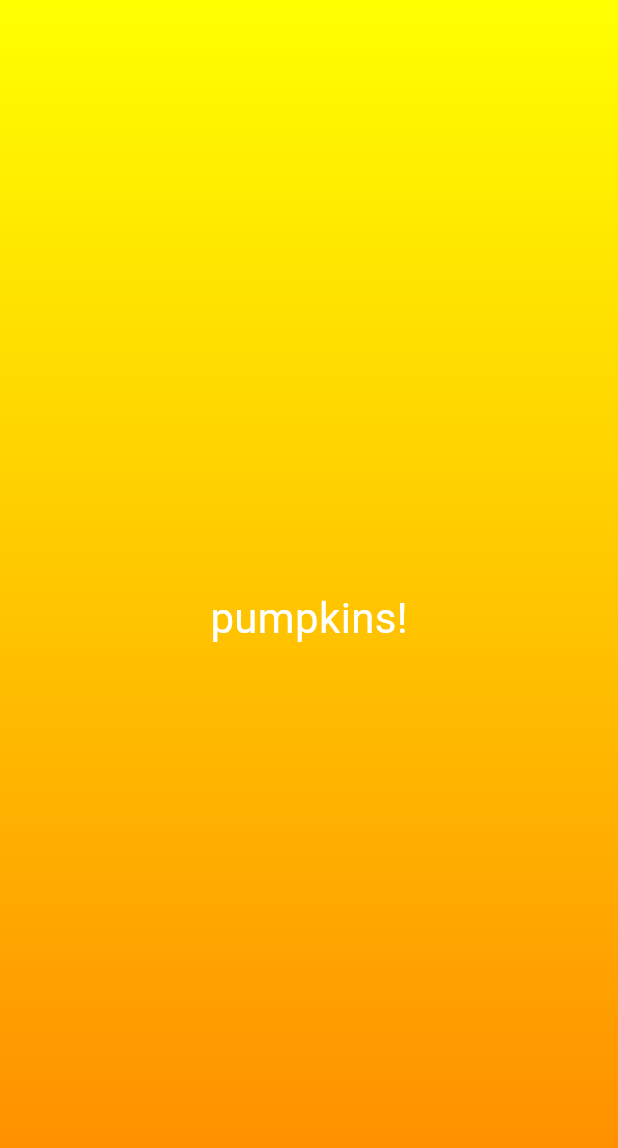
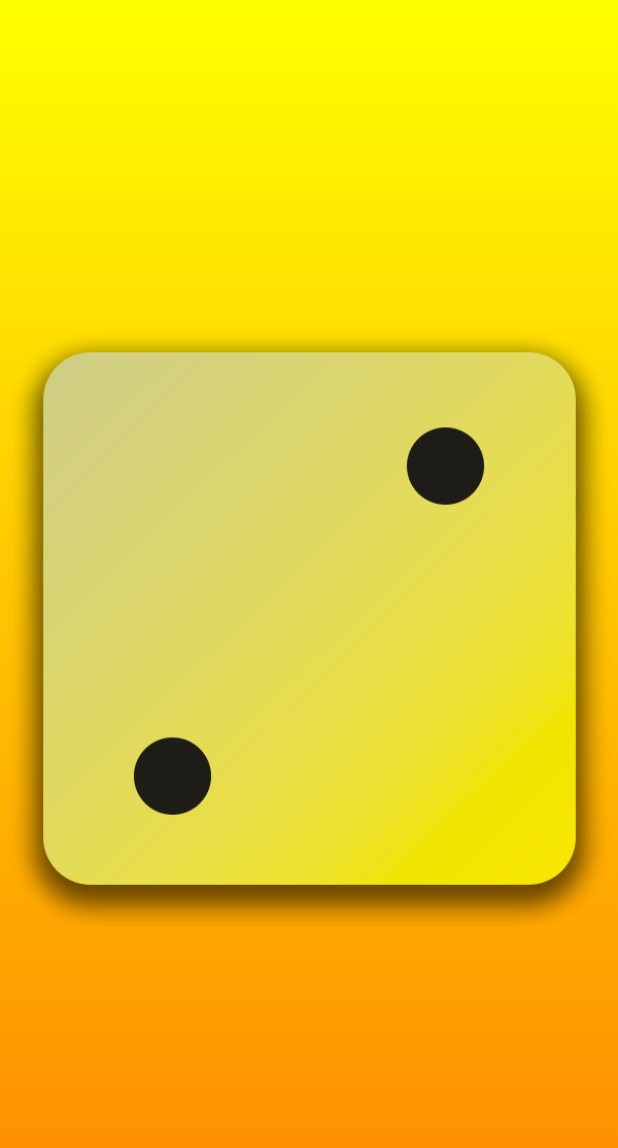
Before and after one commit to Zarf-42/flutter-course-lab, a Flutter app: the screen it shows after launch, on a phone screen of 412 x 824 dp. Shown: the top 1148 px of the screen. Run offline on Flutter 3.47's test engine with Material 3 defaults, Android fonts, the phone set to English and light mode, and no system bars.

Commit message:
Adding dice images

```diff
--- a/dice_roller/lib/gradient_container.dart
+++ b/dice_roller/lib/gradient_container.dart
@@ -1,24 +1,27 @@
 import 'package:flutter/material.dart';
-import 'package:dice_roller/styled_text.dart';
+//import 'package:dice_roller/styled_text.dart';
+
+const startAlignment = Alignment.topCenter;
+const endAlignment = Alignment.bottomCenter;
 
 class GradientContainer extends StatelessWidget {
-  const GradientContainer({super.key});
+  const GradientContainer(this.color1, this.color2, {super.key});
+
+  final Color color1;
+  final Color color2;
 
   @override
   Widget build(context) {
     return Container(
-      decoration: const BoxDecoration(
+      decoration: BoxDecoration(
         gradient: LinearGradient(
-          colors: [
-            Color.fromARGB(255, 255, 255, 0),
-            Color.fromARGB(255, 255, 136, 0),
-          ],
-          begin: Alignment.topCenter,
-          end: Alignment.bottomCenter,
+          colors: [color1, color2],
+          begin: startAlignment,
+          end: endAlignment,
         ),
       ),
-      child: const Center(
-        child: StyledText(),
+      child: Center(
+        child: Image.asset('assets/images/dice-2.png'),
       ),
     );
   }
--- a/dice_roller/lib/main.dart
+++ b/dice_roller/lib/main.dart
@@ -1,12 +1,15 @@
 import 'package:flutter/material.dart';
+
 import 'package:dice_roller/gradient_container.dart';
-
 
 void main() {
   runApp(
-    MaterialApp(
+    const MaterialApp(
       home: Scaffold(
-        body: GradientContainer(),
+        body: GradientContainer(
+          Color.fromARGB(255, 255, 255, 0),
+          Color.fromARGB(255, 255, 136, 0),
+        ),
       ),
     ),
   );
--- a/dice_roller/lib/styled_text.dart
+++ b/dice_roller/lib/styled_text.dart
@@ -2,14 +2,17 @@ import 'package:flutter/material.dart';
 
 
 class StyledText extends StatelessWidget {
-  const StyledText({super.key});
+  const StyledText(this.outputText, {super.key});
+
+  final String outputText;
 
   @override
   Widget build(context) {
-    return const Text(
-          'pumpkins!',
+    return Text(
+          outputText,
           style: TextStyle(
-              color: Color.fromARGB(255, 255, 255, 255), fontSize: 28.0),
+              color: Colors.white,
+              fontSize: 28.0),
         );
   }
 }
--- a/dice_roller/pubspec.yaml
+++ b/dice_roller/pubspec.yaml
@@ -58,9 +58,8 @@ flutter:
   uses-material-design: true
 
   # To add assets to your application, add an assets section, like this:
-  # assets:
-  #   - images/a_dot_burr.jpeg
-  #   - images/a_dot_ham.jpeg
+  assets:
+    - assets/images/
 
   # An image asset can refer to one or more resolution-specific "variants", see
   # https://flutter.dev/to/resolution-aware-images
```
Also changed, not shown: dice_roller/assets/images/dice-1.png (added), dice_roller/assets/images/dice-2.png (added), dice_roller/assets/images/dice-3.png (added), dice_roller/assets/images/dice-4.png (added), dice_roller/assets/images/dice-5.png (added), dice_roller/assets/images/dice-6.png (added).
